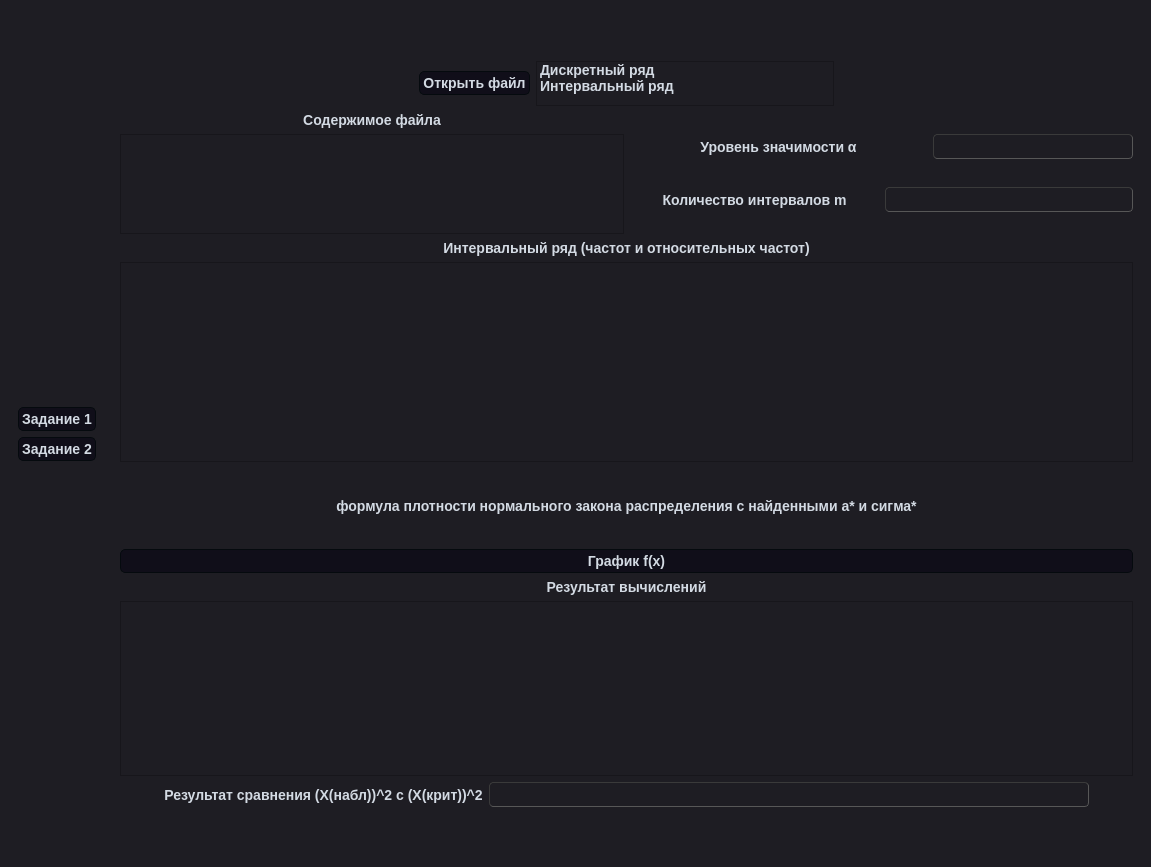
Old version of the form interface.ui in the repository T-LORE/tv_lr6.
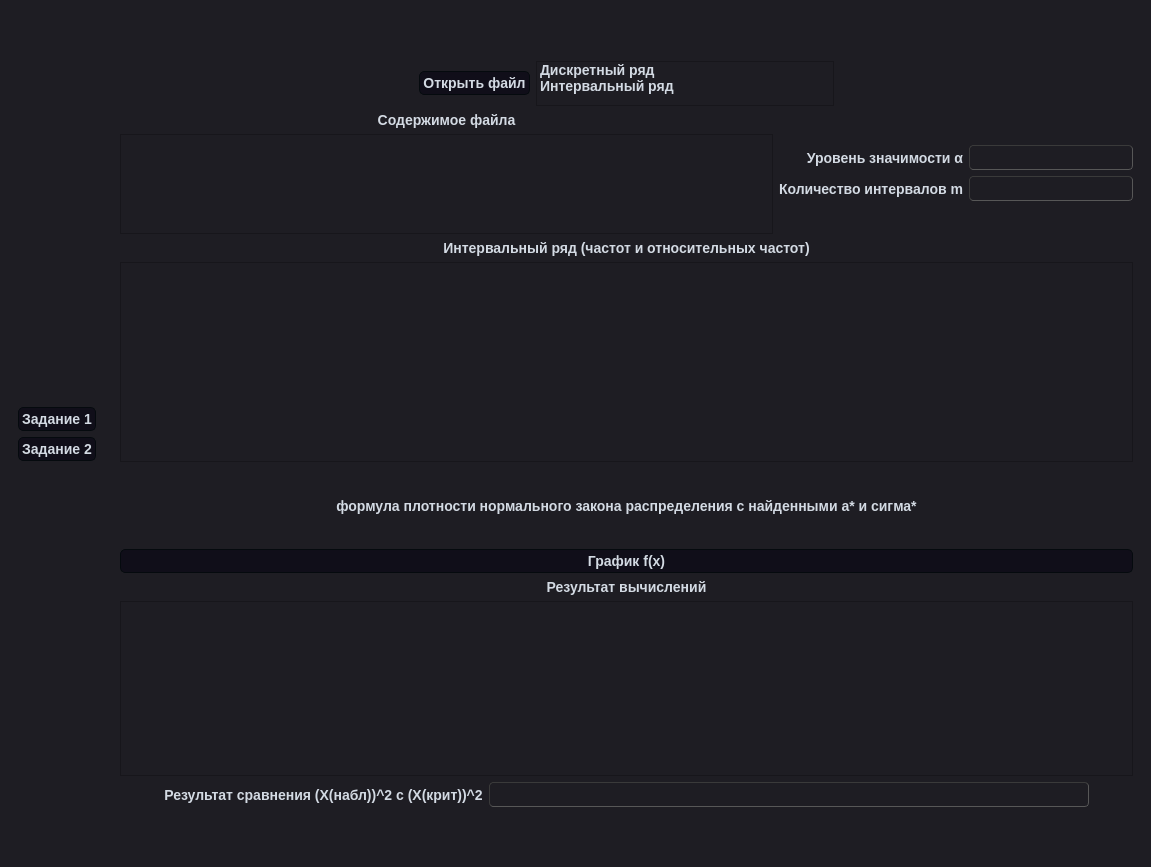
New version of the form.

Commit message: Добавлена сетка для альфа и кол-ва интервалов, починен вывод данных файла

```diff
--- a/interface.ui
+++ b/interface.ui
@@ -993,7 +993,7 @@
            </layout>
           </item>
           <item>
-           <layout class="QHBoxLayout" name="horizontalLayout_7">
+           <layout class="QHBoxLayout" name="horizontalLayout_7" stretch="4,2">
             <property name="topMargin">
              <number>0</number>
             </property>
@@ -1038,6 +1038,9 @@
                 <property name="horizontalScrollBarPolicy">
                  <enum>Qt::ScrollBarAlwaysOff</enum>
                 </property>
+                <property name="lineWrapMode">
+                 <enum>QTextEdit::WidgetWidth</enum>
+                </property>
                 <property name="readOnly">
                  <bool>true</bool>
                 </property>
@@ -1050,7 +1053,7 @@
 &lt;p style=&quot;-qt-paragraph-type:empty; margin-top:0px; margin-bottom:0px; margin-left:0px; margin-right:0px; -qt-block-indent:0; text-indent:0px;&quot;&gt;&lt;br /&gt;&lt;/p&gt;&lt;/body&gt;&lt;/html&gt;</string>
                 </property>
                 <property name="tabStopDistance">
-                 <double>99999.000000000000000</double>
+                 <double>80.000000000000000</double>
                 </property>
                </widget>
               </item>
@@ -1059,8 +1062,8 @@
             <item>
              <layout class="QVBoxLayout" name="verticalLayout_6">
               <item>
-               <layout class="QHBoxLayout" name="horizontalLayout_2">
-                <item>
+               <layout class="QGridLayout" name="gridLayout_5" rowstretch="0,0">
+                <item row="0" column="0">
                  <widget class="QLabel" name="label_18">
                   <property name="sizePolicy">
                    <sizepolicy hsizetype="Minimum" vsizetype="Minimum">
@@ -1072,11 +1075,11 @@
                    <string>Уровень значимости α</string>
                   </property>
                   <property name="alignment">
-                   <set>Qt::AlignCenter</set>
+                   <set>Qt::AlignRight|Qt::AlignTrailing|Qt::AlignVCenter</set>
                   </property>
                  </widget>
                 </item>
-                <item>
+                <item row="0" column="1">
                  <widget class="QLineEdit" name="lineAlpha_5">
                   <property name="sizePolicy">
                    <sizepolicy hsizetype="Minimum" vsizetype="Minimum">
@@ -1095,11 +1098,7 @@
                   </property>
                  </widget>
                 </item>
-               </layout>
-              </item>
-              <item>
-               <layout class="QHBoxLayout" name="horizontalLayout_3">
-                <item>
+                <item row="1" column="0">
                  <widget class="QLabel" name="label_4">
                   <property name="sizePolicy">
                    <sizepolicy hsizetype="Minimum" vsizetype="Minimum">
@@ -1111,11 +1110,11 @@
                    <string>Количество интервалов m</string>
                   </property>
                   <property name="alignment">
-                   <set>Qt::AlignCenter</set>
+                   <set>Qt::AlignRight|Qt::AlignTrailing|Qt::AlignVCenter</set>
                   </property>
                  </widget>
                 </item>
-                <item>
+                <item row="1" column="1">
                  <widget class="QLineEdit" name="lineIntervalCount">
                   <property name="sizePolicy">
                    <sizepolicy hsizetype="Minimum" vsizetype="Minimum">
```
Left out of the diff: 2 changed lines with no effect on the pictures. The commit also changes 1 other file.
